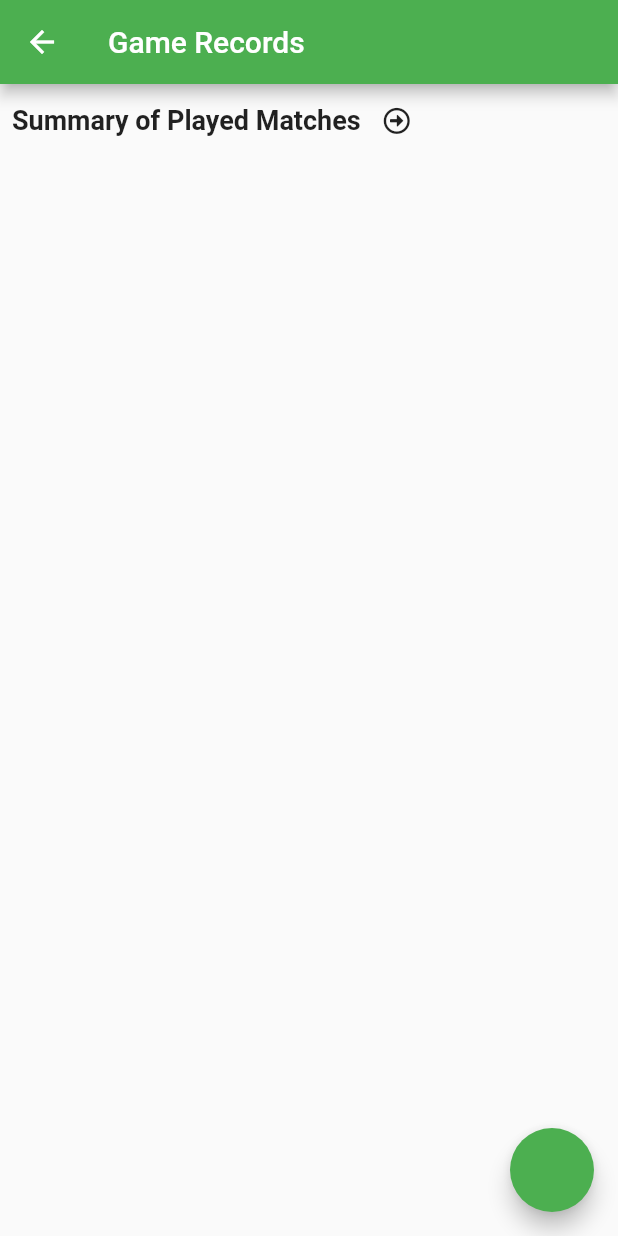
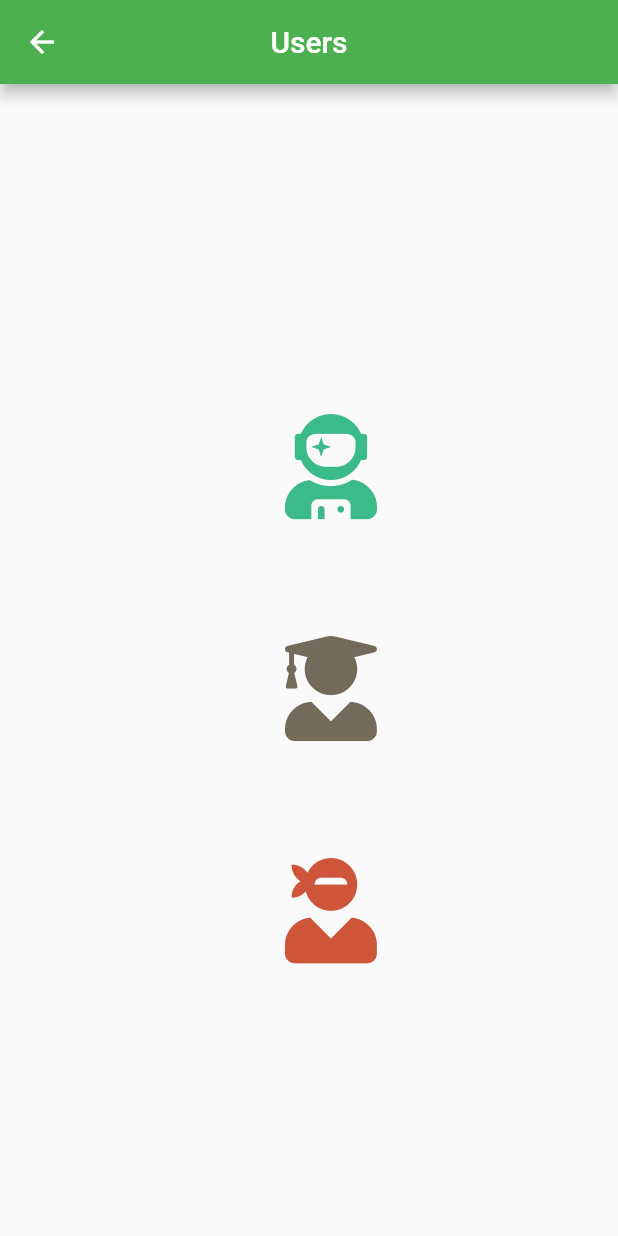
Before and after one commit to hsn-anwar/footy, a Flutter app: the HomeScreen screen opened by its route, after a tap on "Game Records", on a phone screen of 412 x 824 dp. Run offline on Flutter 3.47's test engine with Material 2 defaults, Android fonts, the phone set to English and light mode, and no system bars; our stand-ins replace animated_text_kit, audioplayers, cached_network_image, circular_countdown_timer, cloud_firestore, country_code_picker and 13 more; missing offline and left inert: qr_code_scanner; accounts and stored records are empty.

Commit message:
- Maintained a map for all users

```diff
--- a/lib/main.dart
+++ b/lib/main.dart
@@ -12,6 +12,7 @@ import 'package:footy/views/rating_screen.dart';
 import 'package:footy/views/result_screen.dart';
 import 'package:footy/views/scan_qr_screen.dart';
 import 'package:footy/views/timer_screen.dart';
+import 'package:footy/views/users_screen.dart';
 import 'views/otp_screen.dart';
 import 'package:footy/views/Screen_Chat.dart';
 
@@ -50,6 +51,7 @@ class MyApp extends StatelessWidget {
         ResultScreen.id: (context) => ResultScreen(),
         Chat.id: (context) => Chat(isPrivate: true, chatId: peerID),
         RatingScreen.id: (context) => RatingScreen(),
+        UsersScreen.id: (context) => UsersScreen(),
       },
     );
   }
--- a/lib/views/game_records.dart
+++ b/lib/views/game_records.dart
@@ -57,6 +57,8 @@ class _GameRecordsState extends State<GameRecords> {
 
   @override
   Widget build(BuildContext context) {
+    final String userID = ModalRoute.of(context).settings.arguments;
+
     SizeConfig().init(context);
     return Scaffold(
       floatingActionButton: FloatingActionButton(
@@ -69,7 +71,7 @@ class _GameRecordsState extends State<GameRecords> {
       appBar: AppBar(
         title: Text('Game Records'),
       ),
-      body: GameRecordsDataTable(),
+      body: GameRecordsDataTable(userID: userID),
     );
   }
 }
--- a/lib/views/home_screen.dart
+++ b/lib/views/home_screen.dart
@@ -10,6 +10,7 @@ import 'package:footy/views/qr_screen.dart';
 import 'package:footy/views/rating_screen.dart';
 import 'package:footy/views/scan_qr_screen.dart';
 import 'package:footy/views/timer_screen.dart';
+import 'package:footy/views/users_screen.dart';
 import '../const.dart';
 import 'Screen_Chat.dart';
 import 'otp_screen.dart';
@@ -117,7 +118,7 @@ class _HomeScreenState extends State<HomeScreen> {
                 child: Text('Scan QR Code'),
               ),
               ElevatedButton(
-                onPressed: () => Navigator.pushNamed(context, GameRecords.id),
+                onPressed: () => Navigator.pushNamed(context, UsersScreen.id),
                 child: Text('Game Records'),
               ),
               TextButton(
--- /dev/null
+++ b/lib/views/users_screen.dart
@@ -0,0 +1,65 @@
+import 'package:flutter/material.dart';
+import 'package:font_awesome_flutter/font_awesome_flutter.dart';
+import 'package:footy/const.dart';
+import 'package:footy/views/game_records.dart';
+
+class UsersScreen extends StatefulWidget {
+  static final String id = '/users_screen';
+  @override
+  _UsersScreenState createState() => _UsersScreenState();
+}
+
+class _UsersScreenState extends State<UsersScreen> {
+  @override
+  Widget build(BuildContext context) {
+    SizeConfig().init(context);
+    return Scaffold(
+      appBar: AppBar(
+        title: Text('Users'),
+        centerTitle: true,
+      ),
+      body: Container(
+        width: SizeConfig.screenWidth,
+        child: Column(
+          mainAxisAlignment: MainAxisAlignment.center,
+          crossAxisAlignment: CrossAxisAlignment.center,
+          children: [
+            IconButton(
+              icon: Icon(
+                FontAwesomeIcons.userAstronaut,
+                color: Color.fromARGB(255, 58, 187, 137),
+                size: 70,
+              ),
+              onPressed: () => Navigator.pushNamed(context, GameRecords.id,
+                  arguments: "L0yZLcvTWUPJTFjR7Y8p9OOsrnB2"),
+            ),
+            SizedBox(
+              height: 100.0,
+            ),
+            IconButton(
+              icon: Icon(
+                FontAwesomeIcons.userGraduate,
+                color: Color.fromARGB(255, 116, 106, 90),
+                size: 70,
+              ),
+              onPressed: () => Navigator.pushNamed(context, GameRecords.id,
+                  arguments: "AZYmA7PXdlbJceRFFPT3ufiUDIQ2"),
+            ),
+            SizedBox(
+              height: 100.0,
+            ),
+            IconButton(
+              icon: Icon(
+                FontAwesomeIcons.userNinja,
+                color: Color.fromARGB(255, 206, 85, 57),
+                size: 70,
+              ),
+              onPressed: () => Navigator.pushNamed(context, GameRecords.id,
+                  arguments: "2dPRIeIss7Z2SpmpY4p4V8BdPDS2"),
+            )
+          ],
+        ),
+      ),
+    );
+  }
+}
```
Also changed, not shown: lib/Utils/functions.dart (+19 -7 lines), lib/widgets/data_table.dart (+6 -2 lines).
